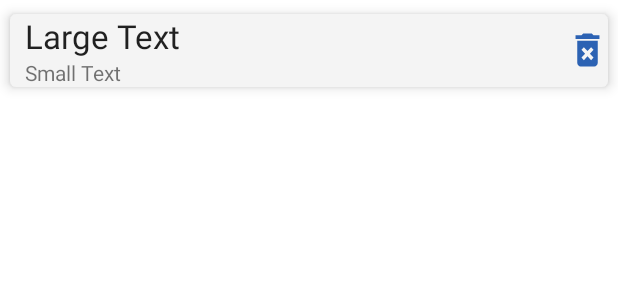
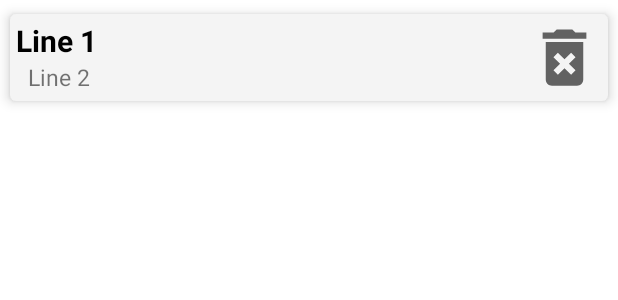
Before and after one commit to Martin-Ball/PreventApp2, an Android app: the layout card_view_order.xml on its own in the app's theme, with its tools: preview values and no code run, on a phone screen of 412 x 824 dp. Shown: the top 300 px of the screen. Run offline under Robolectric (Android 15) with nearby library versions, the phone set to English and light mode, and no system bars.

Commit message:
Delete button on CardView Work nice

```diff
--- a/app/src/main/java/com/martin/preventapp/ui/AddNewClient.java
+++ b/app/src/main/java/com/martin/preventapp/ui/new_order/AddNewClient.java
@@ -1,4 +1,4 @@
-package com.martin.preventapp.ui;
+package com.martin.preventapp.ui.new_order;
 
 import android.app.AlertDialog;
 import android.content.DialogInterface;
--- a/app/src/main/res/layout/card_view_order.xml
+++ b/app/src/main/res/layout/card_view_order.xml
@@ -10,36 +10,39 @@
     card_view:cardUseCompatPadding="true">
 
     <RelativeLayout
-        android:layout_width="wrap_content"
-        android:layout_height="wrap_content">
+        android:layout_width="match_parent"
+        android:layout_height="match_parent"
+        android:layout_margin="4dp">
 
         <TextView
-            android:id="@+id/Product"
+            android:id="@+id/textView"
             android:layout_width="wrap_content"
             android:layout_height="wrap_content"
             android:layout_alignParentTop="true"
-            android:layout_marginLeft="10dp"
-            android:text="Large Text"
-            android:textAppearance="?android:attr/textAppearanceLarge" />
+            android:layout_toEndOf="@+id/imageView"
+            android:text="Line 1"
+            android:textColor="@android:color/black"
+            android:textSize="20sp"
+            android:textStyle="bold" />
 
         <TextView
-            android:id="@+id/amount"
+            android:id="@+id/textView2"
             android:layout_width="wrap_content"
             android:layout_height="wrap_content"
-            android:layout_below="@+id/Product"
-            android:layout_alignLeft="@+id/Product"
-            android:text="Small Text"
-            android:textAppearance="?android:attr/textAppearanceSmall" />
+            android:layout_below="@+id/textView"
+            android:layout_marginStart="8dp"
+            android:layout_toEndOf="@+id/imageView"
+            android:text="Line 2"
+            android:textSize="15sp" />
+
+        <ImageView
+            android:id="@+id/image_delete"
+            android:layout_width="50dp"
+            android:layout_height="50dp"
+            android:layout_alignParentTop="true"
+            android:layout_alignParentEnd="true"
+            android:src="@drawable/ic_baseline_delete" />
 
     </RelativeLayout>
 
-    <Button
-        android:id="@+id/deleteProduct"
-        android:layout_width="27dp"
-        android:layout_height="29dp"
-        android:layout_gravity="right|center_vertical"
-        android:background="@drawable/ic_baseline_delete"
-        android:gravity="center"
-        tools:ignore="SpeakableTextPresentCheck" />
-
 </androidx.cardview.widget.CardView>
--- a/app/src/main/res/layout/fragment_new_order.xml
+++ b/app/src/main/res/layout/fragment_new_order.xml
@@ -75,6 +75,7 @@
             android:layout_height="32dp"
             android:text="Productos en el pedido" />
 
+
         <ScrollView
             android:layout_width="382dp"
             android:layout_height="357dp"
```
Also changed, not shown: app/src/main/java/com/martin/preventapp/ui/new_order/NewOrderFragment.java (+60 -23 lines), app/src/main/java/com/martin/preventapp/ui/recyclerView/CardViewOrder.java (+16 -14 lines), app/src/main/java/com/martin/preventapp/ui/recyclerView/CardViewOrderAdapter.java (+64 -46 lines), app/src/main/java/com/martin/preventapp/ui/recyclerView/InstanceNewProduct.java (deleted, +0 -29 lines).
